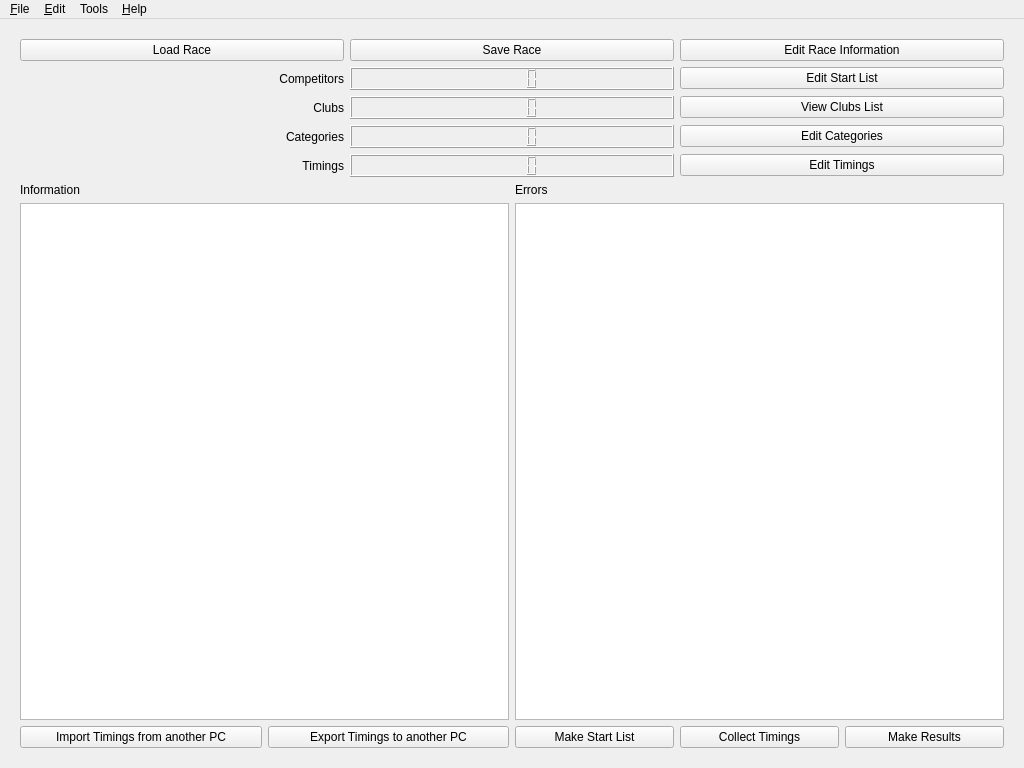
Old version of the form chronorace.ui in the repository flinco/LBChronoRace.
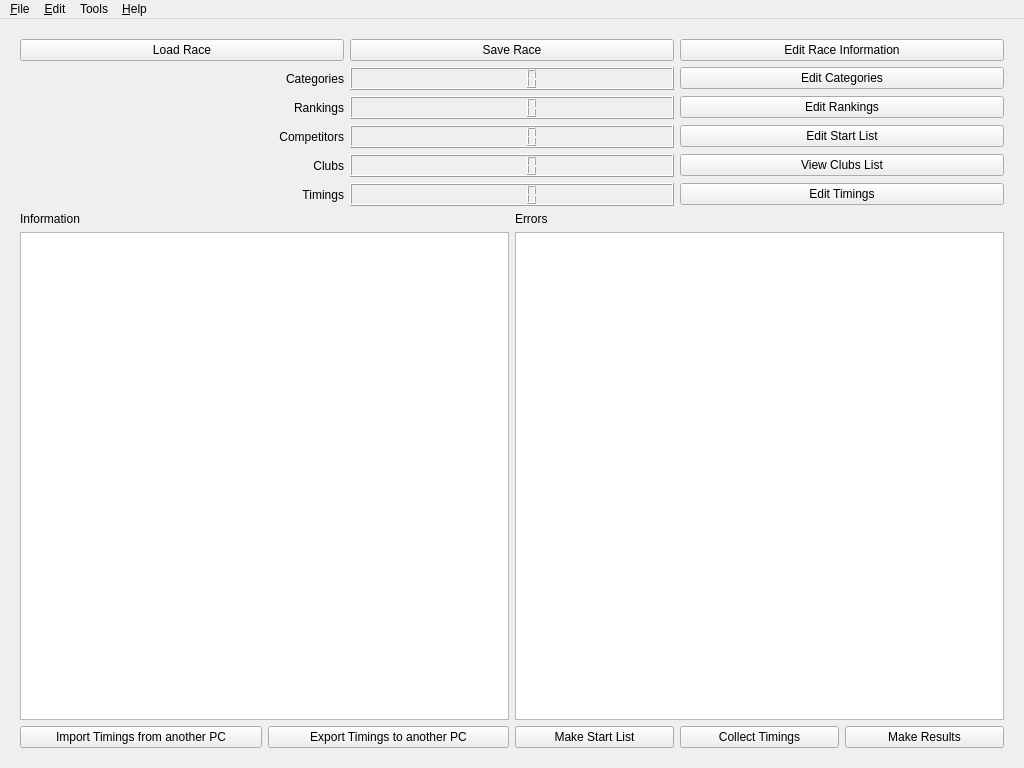
New version of the form. Icons and pictures are not drawn.

Commit message:
Support mixed club relays and distinguish ranking from category
It is now possible to define categories for relays consisting of
competitors from different clubs. In addition, the 'ranking' is now
defined as a container of one or more categories.

```diff
--- a/chronorace.ui
+++ b/chronorace.ui
@@ -43,54 +43,47 @@
     </property>
     <item>
      <layout class="QGridLayout" name="upperArea">
-      <item row="0" column="3">
-       <widget class="QPushButton" name="editRace">
-        <property name="toolTip">
-         <string>Edit race information, including logos</string>
-        </property>
+      <item row="3" column="0">
+       <widget class="QLabel" name="labelCompetitors">
         <property name="text">
-         <string>Edit Race Information</string>
+         <string>Competitors</string>
         </property>
-        <property name="icon">
-         <iconset resource="materialicons.qrc">
-          <normaloff>:/material/icons/edit_document.svg</normaloff>:/material/icons/edit_document.svg</iconset>
+        <property name="alignment">
+         <set>Qt::AlignmentFlag::AlignRight|Qt::AlignmentFlag::AlignTrailing|Qt::AlignmentFlag::AlignVCenter</set>
         </property>
        </widget>
       </item>
-      <item row="2" column="3">
-       <widget class="QPushButton" name="editClubsList">
-        <property name="enabled">
-         <bool>true</bool>
-        </property>
-        <property name="toolTip">
-         <string>See the list of the clubs (that cannot be changed)</string>
-        </property>
-        <property name="text">
-         <string>View Clubs List</string>
-        </property>
-        <property name="icon">
-         <iconset resource="materialicons.qrc">
-          <normaloff>:/material/icons/format_list_bulleted.svg</normaloff>:/material/icons/format_list_bulleted.svg</iconset>
-        </property>
-       </widget>
-      </item>
-      <item row="2" column="2">
-       <widget class="QLCDNumber" name="counterTeams"/>
-      </item>
       <item row="2" column="0">
-       <widget class="QLabel" name="labelTeams">
+       <widget class="QLabel" name="labelRankings">
         <property name="text">
-         <string>Clubs</string>
+         <string>Rankings</string>
         </property>
         <property name="alignment">
-         <set>Qt::AlignRight|Qt::AlignTrailing|Qt::AlignVCenter</set>
+         <set>Qt::AlignmentFlag::AlignRight|Qt::AlignmentFlag::AlignTrailing|Qt::AlignmentFlag::AlignVCenter</set>
         </property>
        </widget>
       </item>
-      <item row="4" column="2">
-       <widget class="QLCDNumber" name="counterTimings"/>
-      </item>
       <item row="1" column="2">
+       <widget class="QPushButton" name="editCategories">
+        <property name="enabled">
+         <bool>true</bool>
+        </property>
+        <property name="toolTip">
+         <string>Add, remove, and change the definition of the categories</string>
+        </property>
+        <property name="text">
+         <string>Edit Categories</string>
+        </property>
+        <property name="icon">
+         <iconset resource="materialicons.qrc">
+          <normaloff>:/material/icons/format_list_bulleted_add.svg</normaloff>:/material/icons/format_list_bulleted_add.svg</iconset>
+        </property>
+       </widget>
+      </item>
+      <item row="5" column="1">
+       <widget class="QLCDNumber" name="counterTimings"/>
+      </item>
+      <item row="3" column="1">
        <widget class="QLCDNumber" name="counterCompetitors">
         <property name="frameShape">
          <enum>QFrame::Box</enum>
@@ -106,17 +99,24 @@
         </property>
        </widget>
       </item>
-      <item row="1" column="0">
-       <widget class="QLabel" name="labelCompetitors">
+      <item row="3" column="2">
+       <widget class="QPushButton" name="editStartList">
+        <property name="enabled">
+         <bool>true</bool>
+        </property>
+        <property name="toolTip">
+         <string>Add, remove, and change competitors</string>
+        </property>
         <property name="text">
-         <string>Competitors</string>
+         <string>Edit Start List</string>
         </property>
-        <property name="alignment">
-         <set>Qt::AlignRight|Qt::AlignTrailing|Qt::AlignVCenter</set>
+        <property name="icon">
+         <iconset resource="materialicons.qrc">
+          <normaloff>:/material/icons/format_list_numbered.svg</normaloff>:/material/icons/format_list_numbered.svg</iconset>
         </property>
        </widget>
       </item>
-      <item row="4" column="0">
+      <item row="5" column="0">
        <widget class="QLabel" name="labelTimings">
         <property name="text">
          <string>Timings</string>
@@ -126,17 +126,24 @@
         </property>
        </widget>
       </item>
-      <item row="3" column="0">
-       <widget class="QLabel" name="labelCategories">
+      <item row="0" column="1">
+       <widget class="QPushButton" name="saveRace">
+        <property name="toolTip">
+         <string>Save current race data to file</string>
+        </property>
         <property name="text">
-         <string>Categories</string>
+         <string>Save Race</string>
         </property>
-        <property name="alignment">
-         <set>Qt::AlignRight|Qt::AlignTrailing|Qt::AlignVCenter</set>
+        <property name="icon">
+         <iconset resource="materialicons.qrc">
+          <normaloff>:/material/icons/save.svg</normaloff>:/material/icons/save.svg</iconset>
         </property>
        </widget>
       </item>
-      <item row="4" column="3">
+      <item row="1" column="1">
+       <widget class="QLCDNumber" name="counterCategories"/>
+      </item>
+      <item row="5" column="2">
        <widget class="QPushButton" name="editTimings">
         <property name="enabled">
          <bool>true</bool>
@@ -153,8 +160,32 @@
         </property>
        </widget>
       </item>
-      <item row="3" column="3">
-       <widget class="QPushButton" name="editCategories">
+      <item row="1" column="0">
+       <widget class="QLabel" name="labelCategories">
+        <property name="text">
+         <string>Categories</string>
+        </property>
+        <property name="alignment">
+         <set>Qt::AlignmentFlag::AlignRight|Qt::AlignmentFlag::AlignTrailing|Qt::AlignmentFlag::AlignVCenter</set>
+        </property>
+       </widget>
+      </item>
+      <item row="0" column="2">
+       <widget class="QPushButton" name="editRace">
+        <property name="toolTip">
+         <string>Edit race information, including logos</string>
+        </property>
+        <property name="text">
+         <string>Edit Race Information</string>
+        </property>
+        <property name="icon">
+         <iconset resource="materialicons.qrc">
+          <normaloff>:/material/icons/edit_document.svg</normaloff>:/material/icons/edit_document.svg</iconset>
+        </property>
+       </widget>
+      </item>
+      <item row="4" column="2">
+       <widget class="QPushButton" name="editClubsList">
         <property name="enabled">
          <bool>true</bool>
         </property>
@@ -162,7 +193,7 @@
          <string>Add, remove, and change the definition of the categories</string>
         </property>
         <property name="text">
-         <string>Edit Categories</string>
+         <string>View Clubs List</string>
         </property>
         <property name="icon">
          <iconset resource="materialicons.qrc">
@@ -170,9 +201,6 @@
         </property>
        </widget>
       </item>
-      <item row="3" column="2">
-       <widget class="QLCDNumber" name="counterCategories"/>
-      </item>
       <item row="0" column="0">
        <widget class="QPushButton" name="loadRace">
         <property name="toolTip">
@@ -187,30 +215,29 @@
         </property>
        </widget>
       </item>
-      <item row="1" column="3">
-       <widget class="QPushButton" name="editStartList">
-        <property name="enabled">
-         <bool>true</bool>
-        </property>
-        <property name="toolTip">
-         <string>Add, remove, and change competitors</string>
-        </property>
+      <item row="4" column="0">
+       <widget class="QLabel" name="labelTeams">
         <property name="text">
-         <string>Edit Start List</string>
+         <string>Clubs</string>
         </property>
-        <property name="icon">
-         <iconset resource="materialicons.qrc">
-          <normaloff>:/material/icons/format_list_numbered.svg</normaloff>:/material/icons/format_list_numbered.svg</iconset>
+        <property name="alignment">
+         <set>Qt::AlignmentFlag::AlignRight|Qt::AlignmentFlag::AlignTrailing|Qt::AlignmentFlag::AlignVCenter</set>
         </property>
        </widget>
       </item>
-      <item row="0" column="2">
-       <widget class="QPushButton" name="saveRace">
+      <item row="4" column="1">
+       <widget class="QLCDNumber" name="counterTeams"/>
+      </item>
+      <item row="2" column="1">
+       <widget class="QLCDNumber" name="counterRankings"/>
+      </item>
+      <item row="2" column="2">
+       <widget class="QPushButton" name="editRankings">
         <property name="toolTip">
          <string>Save current race data to file</string>
         </property>
         <property name="text">
-         <string>Save Race</string>
+         <string>Edit Rankings</string>
         </property>
         <property name="icon">
          <iconset resource="materialicons.qrc">
```
Left out of the diff: 34 changed lines with no effect on the pictures. The commit also changes 75 other files.
